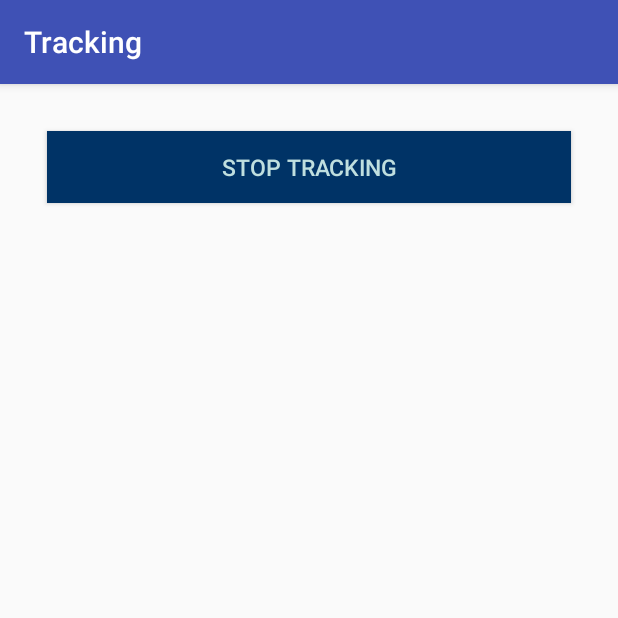
After one commit to SyndriveInc/Syndrive-User, an Android app: the TrackingActivity screen opened directly, with no data from a screen before it, on a phone screen of 412 x 824 dp, the top half of it. The commit adds this screen. Run offline under Robolectric (Android 15) with nearby library versions, the phone set to English and light mode, and no system bars; 1 statement that could not run was skipped.

Commit message:
Integrated Sensors and Alert

```diff
--- a/app/src/main/java/universe/sk/syndriveapp/AlertActivity.java
+++ b/app/src/main/java/universe/sk/syndriveapp/AlertActivity.java
@@ -1,5 +1,6 @@
 package universe.sk.syndriveapp;
 
+import android.content.Intent;
 import android.content.SharedPreferences;
 import android.preference.PreferenceManager;
 import android.speech.tts.TextToSpeech;
@@ -64,6 +65,7 @@ public class AlertActivity extends AppCompatActivity implements TextToSpeech.OnI
                 fabDismiss.setEnabled(false);
                 fabSend.setEnabled(false);
                 speakOut();
+                startActivity(new Intent(AlertActivity.this,SendSMSActivity.class));
             }
         }.start();
 
@@ -75,8 +77,8 @@ public class AlertActivity extends AppCompatActivity implements TextToSpeech.OnI
                 tvTime.setTextColor(getResources().getColor(R.color.green));
                 fabSend.setEnabled(false);
                 fabDismiss.setEnabled(false);
-
                 speakOut();
+                startActivity(new Intent(AlertActivity.this,SendSMSActivity.class));
             }
         }); //end of Send button
 
--- /dev/null
+++ b/app/src/main/java/universe/sk/syndriveapp/ServiceHandler.java
@@ -0,0 +1,46 @@
+package universe.sk.syndriveapp;
+
+
+import android.content.ComponentName;
+import android.content.Context;
+import android.content.Intent;
+import android.content.ServiceConnection;
+import android.os.IBinder;
+import android.widget.Toast;
+
+public class ServiceHandler {
+
+    private SensorService mLocalService;
+    private boolean isBound = false;
+
+    private Context mContext;
+
+    public ServiceHandler (Context context) {
+        this.mContext = context;
+    }
+
+    // Function to handle a new Service Connection
+    private ServiceConnection myConnection = new ServiceConnection() {
+        @Override
+        public void onServiceConnected(ComponentName componentName, IBinder iBinder) {
+            SensorService.LocalBinder mLocalBinder = (SensorService.LocalBinder) iBinder;
+            mLocalService = mLocalBinder.getService();
+            isBound = true;
+        }
+
+        @Override
+        public void onServiceDisconnected(ComponentName componentName) {
+            isBound = false;
+        }
+    };
+
+    void doBindService() {
+        Intent intent = new Intent(mContext, SensorService.class);
+        mContext.bindService(intent, myConnection, Context.BIND_AUTO_CREATE);
+        isBound = false;
+    }
+
+    void doUnbindService() {
+        mContext.unbindService(myConnection);
+    }
+}
--- /dev/null
+++ b/app/src/main/java/universe/sk/syndriveapp/TrackingActivity.java
@@ -0,0 +1,29 @@
+package universe.sk.syndriveapp;
+
+import android.support.v7.app.AppCompatActivity;
+import android.os.Bundle;
+import android.view.View;
+import android.widget.Toast;
+
+public class TrackingActivity extends AppCompatActivity {
+
+    private ServiceHandler mServiceHandler;
+
+    @Override
+    protected void onCreate(Bundle savedInstanceState) {
+        super.onCreate(savedInstanceState);
+        setContentView(R.layout.activity_tracking);
+
+        mServiceHandler = new ServiceHandler(this);
+        mServiceHandler.doBindService();
+    }
+
+    @Override
+    protected void onDestroy() {
+        super.onDestroy();
+        Toast.makeText(this, "Destroyed", Toast.LENGTH_SHORT).show();
+        mServiceHandler.doUnbindService();;
+    }
+
+    public void stopTracking(View view) {finish();}
+}
--- a/app/src/main/res/layout/activity_alert.xml
+++ b/app/src/main/res/layout/activity_alert.xml
@@ -49,6 +49,7 @@
         <LinearLayout
             android:layout_width="match_parent"
             android:layout_height="match_parent"
+            android:layout_marginTop="35dp"
             android:orientation="horizontal">
 
             <TextView
--- /dev/null
+++ b/app/src/main/res/layout/activity_tracking.xml
@@ -0,0 +1,34 @@
+<?xml version="1.0" encoding="utf-8"?>
+<RelativeLayout xmlns:android="http://schemas.android.com/apk/res/android"
+    xmlns:app="http://schemas.android.com/apk/res-auto"
+    xmlns:tools="http://schemas.android.com/tools"
+    android:id="@+id/activity_tracking"
+    android:layout_width="match_parent"
+    android:layout_height="match_parent"
+    android:paddingBottom="@dimen/activity_vertical_margin"
+    android:paddingLeft="@dimen/activity_horizontal_margin"
+    android:paddingRight="@dimen/activity_horizontal_margin"
+    android:paddingTop="@dimen/activity_vertical_margin"
+    tools:context=".TrackingActivity">
+
+    <LinearLayout
+        android:layout_width="match_parent"
+        android:layout_height="match_parent"
+        android:orientation="vertical">
+
+        <Button
+            android:id="@+id/buttonToggleTracking"
+            android:layout_centerInParent="true"
+            android:layout_width="match_parent"
+            android:layout_height="wrap_content"
+            android:layout_margin="15dp"
+            android:text="Stop Tracking"
+            android:textColor="#bfdfdf"
+            android:textSize="15sp"
+            android:background="#003366"
+            android:onClick="stopTracking"/>
+
+    </LinearLayout>
+
+
+</RelativeLayout>
--- a/app/src/main/res/menu/navigation.xml
+++ b/app/src/main/res/menu/navigation.xml
@@ -2,8 +2,8 @@
 <menu xmlns:android="http://schemas.android.com/apk/res/android"
     xmlns:app="http://schemas.android.com/apk/res-auto">
     <item
-        android:id="@+id/action_settings"
+        android:id="@+id/toggle_driving"
         android:orderInCategory="100"
-        android:title="@string/action_settings"
-        app:showAsAction="never" />
+        android:title="@string/toggle_start_driving"
+        app:showAsAction="always" />
 </menu>
--- a/app/src/main/res/values/strings.xml
+++ b/app/src/main/res/values/strings.xml
@@ -83,5 +83,8 @@
         <item>30</item>
 
     </string-array>
+    <string name="toggle_start_driving">Start Driving</string>
+    <string name="toggle_stop_driving">Stop Driving</string>
+    <string name="string">\@string/toggle_start_driving</string>
 
 </resources>
```
Also changed, not shown: app/src/main/AndroidManifest.xml (+19 -9 lines), app/src/main/java/universe/sk/syndriveapp/NavigationActivity.java (+23 -3 lines), app/src/main/java/universe/sk/syndriveapp/SensorService.java (added, +116 -0 lines), app/src/main/java/universe/sk/syndriveapp/ShakeDetector.java (added, +138 -0 lines), 2 other files.
